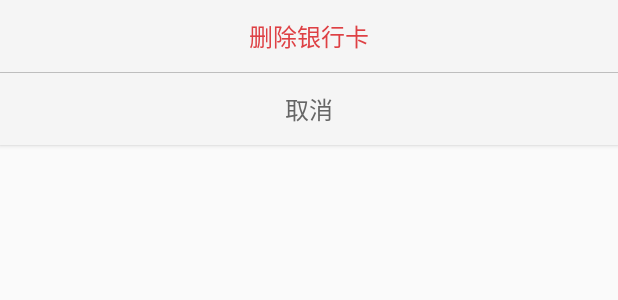
After one commit to zhenglingkun/RXBusLearn, an Android app: the layout dialog_delete_bank_card.xml on its own in the app's theme, with its tools: preview values and no code run, on a phone screen of 412 x 824 dp. The commit adds this screen. Shown: the top 300 px of the screen. Run offline under Robolectric (Android 15) with nearby library versions, the phone set to English and light mode, and no system bars.

Commit message:
MODIFIED dialog learn

```diff
--- a/app/src/main/AndroidManifest.xml
+++ b/app/src/main/AndroidManifest.xml
@@ -8,7 +8,7 @@
         android:label="@string/app_name"
         android:supportsRtl="true"
         android:theme="@style/AppTheme">
-        <activity android:name=".paypwd.PayPwdActivity">
+        <activity android:name=".fragmentlearn.LifecycleFragmentActivity">
             <intent-filter>
                 <action android:name="android.intent.action.MAIN"/>
 
--- /dev/null
+++ b/app/src/main/res/drawable/selector_dialog_bt.xml
@@ -0,0 +1,21 @@
+<?xml version="1.0" encoding="utf-8"?>
+<!--普通 Dialog Button 点击背景，无圆角设置-->
+<selector xmlns:android="http://schemas.android.com/apk/res/android">
+
+    <item android:state_pressed="true">
+        <shape>
+            <solid android:color="#ffeeeeee"/>
+        </shape>
+    </item>
+    <item android:state_enabled="false">
+        <shape>
+            <solid android:color="#ffeeeeee"/>
+        </shape>
+    </item>
+    <item>
+        <shape>
+            <solid android:color="#fff5f5f5"/>
+        </shape>
+    </item>
+
+</selector>
--- /dev/null
+++ b/app/src/main/res/layout/dialog_delete_bank_card.xml
@@ -0,0 +1,30 @@
+<?xml version="1.0" encoding="utf-8"?>
+<LinearLayout xmlns:android="http://schemas.android.com/apk/res/android"
+              android:orientation="vertical"
+              android:layout_width="match_parent"
+              android:layout_height="match_parent">
+
+    <Button
+        android:id="@+id/delete_bank_card_bt"
+        android:layout_width="match_parent"
+        android:layout_height="48dp"
+        android:background="@drawable/selector_dialog_bt"
+        android:textColor="@color/textColor_8"
+        android:textSize="@dimen/text_size_4"
+        android:text="@string/delete_bank_card_dialog"/>
+
+    <View
+        android:layout_width="match_parent"
+        android:layout_height="1px"
+        android:background="@color/lineColor"/>
+
+    <Button
+        android:id="@+id/cancel_bt"
+        android:layout_width="match_parent"
+        android:layout_height="48dp"
+        android:background="@drawable/selector_dialog_bt"
+        android:textColor="@color/textColor_2"
+        android:textSize="@dimen/text_size_4"
+        android:text="@string/cancel"/>
+
+</LinearLayout>
--- a/app/src/main/res/values/colors.xml
+++ b/app/src/main/res/values/colors.xml
@@ -3,4 +3,8 @@
     <color name="colorPrimary">#3F51B5</color>
     <color name="colorPrimaryDark">#303F9F</color>
     <color name="colorAccent">#FF4081</color>
+
+    <color name="textColor_8">#FFDE4044</color>
+    <color name="lineColor">#dddddd</color>
+    <color name="textColor_2">#FF666666</color>
 </resources>
--- a/app/src/main/res/values/dimens.xml
+++ b/app/src/main/res/values/dimens.xml
@@ -2,4 +2,5 @@
     <!-- Default screen margins, per the Android Design guidelines. -->
     <dimen name="activity_horizontal_margin">16dp</dimen>
     <dimen name="activity_vertical_margin">16dp</dimen>
+    <dimen name="text_size_4">16sp</dimen>
 </resources>
--- a/app/src/main/res/values/strings.xml
+++ b/app/src/main/res/values/strings.xml
@@ -1,4 +1,7 @@
 <resources>
     <string name="app_name">RXBusLearn</string>
     <string name="back">返回</string>
+    <string name="dialog_learn">Dialog Learn</string>
+    <string name="delete_bank_card_dialog">删除银行卡</string>
+    <string name="cancel">取消</string>
 </resources>
```
Also changed, not shown: app/src/main/java/zlk/com/rxbuslearn/dialoglearn/DialogLearnActivity.java (added, +75 -0 lines), app/src/main/java/zlk/com/rxbuslearn/fragmentlearn/LifecycleFragmentActivity.java (+26 -12 lines), app/src/main/res/layout/activity_dialog_learn.xml (added, +13 -0 lines).
